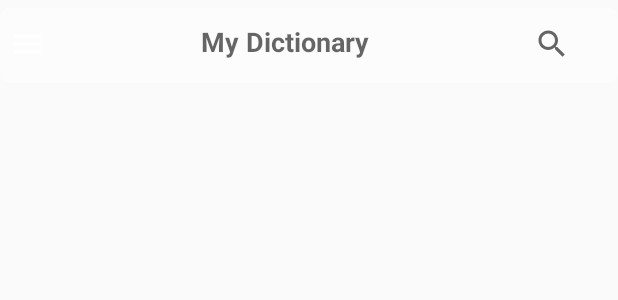
After one commit to rosdyana/My-Dictionary, an Android app: the layout custom_action_bar_layout.xml on its own in the app's theme, with its tools: preview values and no code run, on a phone screen of 412 x 824 dp. The commit adds this screen. Shown: the top 300 px of the screen. Run offline under Robolectric (Android 15) with nearby library versions, the phone set to English and light mode, and no system bars.

Commit message:
[+] home layout init

```diff
--- /dev/null
+++ b/app/src/main/res/drawable/ic_menu_black_24dp.xml
@@ -0,0 +1,13 @@
+<!--
+  ~ Copyright (c) 2018. Rosdyana Kusuma.
+  -->
+
+<vector xmlns:android="http://schemas.android.com/apk/res/android"
+        android:width="24dp"
+        android:height="24dp"
+        android:viewportWidth="24.0"
+        android:viewportHeight="24.0">
+    <path
+        android:fillColor="#FF000000"
+        android:pathData="M3,18h18v-2L3,16v2zM3,13h18v-2L3,11v2zM3,6v2h18L21,6L3,6z"/>
+</vector>
--- /dev/null
+++ b/app/src/main/res/drawable/rounded_shape.xml
@@ -0,0 +1,10 @@
+<?xml version="1.0" encoding="utf-8"?>
+<!--
+  ~ Copyright (c) 2018. Rosdyana Kusuma.
+  -->
+
+<shape xmlns:android="http://schemas.android.com/apk/res/android">
+    <solid android:color="#80FFFFFF"/>
+    <corners android:radius="10px"/>
+    <padding android:left="0dp" android:top="0dp" android:right="0dp" android:bottom="0dp" />
+</shape>
--- /dev/null
+++ b/app/src/main/res/layout/custom_action_bar_layout.xml
@@ -0,0 +1,51 @@
+<?xml version="1.0" encoding="utf-8"?><!--
+  ~ Copyright (c) 2018. Rosdyana Kusuma.
+  -->
+
+<TableLayout xmlns:android="http://schemas.android.com/apk/res/android"
+    xmlns:app="http://schemas.android.com/apk/res-auto"
+    android:layout_width="match_parent"
+    android:layout_height="50dp"
+    android:layout_marginTop="5dp"
+    android:background="@drawable/rounded_shape"
+    android:orientation="horizontal">
+
+    <TableRow>
+
+        <ImageButton
+            android:id="@+id/action_setting_menu"
+            android:layout_width="wrap_content"
+            android:layout_height="wrap_content"
+            android:layout_alignParentTop="true"
+            android:layout_centerHorizontal="true"
+            android:layout_gravity="center_vertical"
+            android:background="@android:color/transparent"
+            android:foreground="?android:attr/selectableItemBackground"
+            android:padding="6dp"
+            android:tint="@android:color/white"
+            app:srcCompat="@drawable/ic_menu_black_24dp" />
+
+
+        <TextView
+            android:id="@+id/toolbar_title"
+            android:layout_width="wrap_content"
+            android:layout_height="wrap_content"
+            android:layout_alignParentTop="true"
+            android:layout_weight="1"
+            android:gravity="center_horizontal"
+            android:padding="10dp"
+            android:text="@string/app_name"
+            android:textAppearance="?android:attr/textAppearanceMedium"
+            android:textStyle="bold" />
+
+        <android.support.v7.widget.SearchView
+            android:id="@+id/searchView"
+            android:layout_width="wrap_content"
+            android:layout_height="wrap_content"
+            android:layout_centerVertical="true"
+            android:paddingRight="20dp"></android.support.v7.widget.SearchView>
+
+
+    </TableRow>
+
+</TableLayout>
--- a/app/src/main/res/values/colors.xml
+++ b/app/src/main/res/values/colors.xml
@@ -1,6 +1,10 @@
 <?xml version="1.0" encoding="utf-8"?>
+<!--
+  ~ Copyright (c) 2018. Rosdyana Kusuma.
+  -->
+
 <resources>
-    <color name="colorPrimary">#008577</color>
-    <color name="colorPrimaryDark">#00574B</color>
-    <color name="colorAccent">#D81B60</color>
+    <color name="colorPrimary">#ff4559</color>
+    <color name="colorPrimaryDark">#fe0046</color>
+    <color name="colorAccent">#FFFFFF</color>
 </resources>
```
Also changed, not shown: app/src/main/java/mydictionary/sleepybear/com/mydictionary/MainActivity.java (+40 -0 lines), app/src/main/java/mydictionary/sleepybear/com/mydictionary/utils/ActivityBarUtil.java (added, +68 -0 lines), app/src/main/res/drawable/half_rounded_shape.xml (added, +19 -0 lines), app/src/main/res/drawable/header_gradient_color.xml (added, +11 -0 lines), app/src/main/res/drawable/ic_close_black_24dp.xml (added, +13 -0 lines), app/src/main/res/drawable/ic_search_black_24dp.xml (added, +13 -0 lines), app/src/main/res/layout/activity_main.xml (+22 -12 lines).
